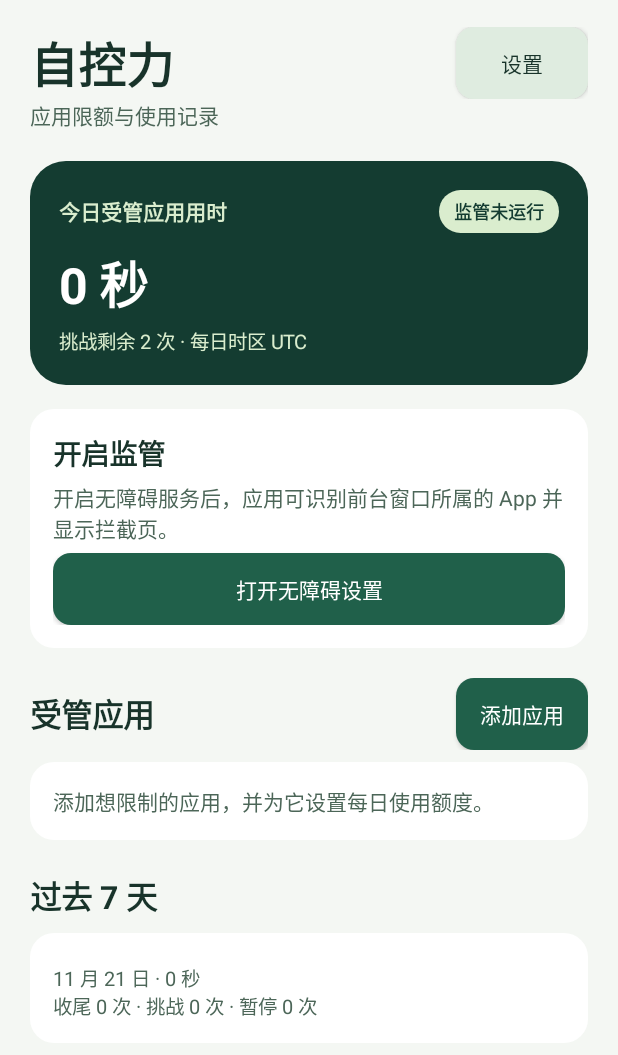
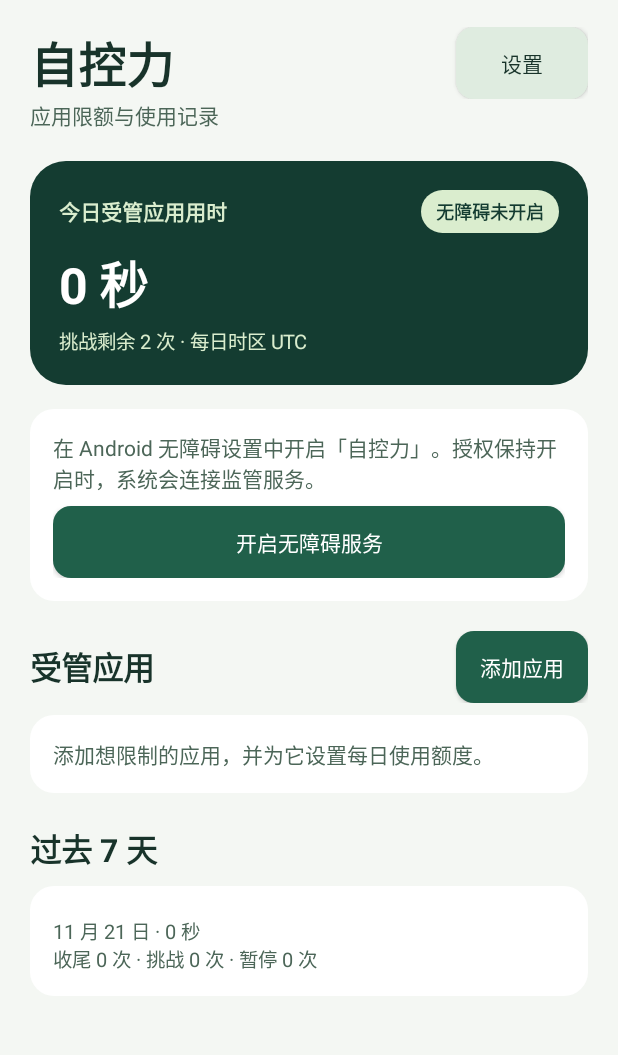
Before and after one commit to lanterrrrrr/self-control-android, an Android app: the screen it shows after launch (MainActivity), on a phone screen of 412 x 824 dp. Shown: the top 1055 px of the screen. Run offline under Robolectric (Android 15) with nearby library versions, the phone set to English and light mode, and no system bars.

Commit message:
Improve supervision recovery and status in 0.1.3

```diff
--- a/android/app/src/main/AndroidManifest.xml
+++ b/android/app/src/main/AndroidManifest.xml
@@ -1,7 +1,7 @@
 <?xml version="1.0" encoding="utf-8"?>
 <manifest xmlns:android="http://schemas.android.com/apk/res/android"
     package="com.focusguard.selfcontrol"
-    android:versionCode="3" android:versionName="0.1.2">
+    android:versionCode="4" android:versionName="0.1.3">
 
     <uses-sdk android:minSdkVersion="31" android:targetSdkVersion="34" />
     <uses-permission android:name="android.permission.PACKAGE_USAGE_STATS" />
--- a/android/app/src/main/java/com/focusguard/selfcontrol/AppStore.java
+++ b/android/app/src/main/java/com/focusguard/selfcontrol/AppStore.java
@@ -152,7 +152,7 @@ final class AppStore extends SQLiteOpenHelper {
     }
 
     synchronized int remainingChallenges() {
-        if (!clockValid() || engine.paused()) return 0;
+        if (!clockValid()) return 0;
         return engine.inspect(context.getPackageName(), SystemClock.elapsedRealtime(), boot).challengesLeft();
     }
 
--- a/android/app/src/main/java/com/focusguard/selfcontrol/MainActivity.java
+++ b/android/app/src/main/java/com/focusguard/selfcontrol/MainActivity.java
@@ -9,6 +9,8 @@ import android.graphics.Color;
 import android.graphics.Typeface;
 import android.graphics.drawable.GradientDrawable;
 import android.os.Bundle;
+import android.os.Handler;
+import android.os.Looper;
 import android.provider.Settings;
 import android.text.Editable;
 import android.text.InputType;
@@ -47,6 +49,16 @@ public final class MainActivity extends Activity {
 
     private AppStore store;
     private Page currentPage = Page.HOME;
+    private final Handler uiHandler = new Handler(Looper.getMainLooper());
+    private TextView supervisionBadge;
+    private LinearLayout supervisionPanel;
+    private SupervisionStatus displayedStatus;
+    private final Runnable refreshWhileVisible = new Runnable() {
+        @Override public void run() {
+            if (currentPage == Page.HOME) updateSupervision(supervisionStatus());
+            uiHandler.postDelayed(this, 1_500);
+        }
+    };
 
     @Override protected void onCreate(Bundle state) {
         super.onCreate(state);
@@ -57,6 +69,12 @@ public final class MainActivity extends Activity {
     @Override protected void onResume() {
         super.onResume();
         render();
+        uiHandler.postDelayed(refreshWhileVisible, 1_500);
+    }
+
+    @Override protected void onPause() {
+        uiHandler.removeCallbacks(refreshWhileVisible);
+        super.onPause();
     }
 
     private void render() {
@@ -64,15 +82,8 @@ public final class MainActivity extends Activity {
             renderSettings();
             return;
         }
-        boolean monitoring = store.monitorEnabled();
-        boolean connected = store.monitorConnected();
-        boolean usage = AppStore.usageAllowed(this);
-        boolean valid = store.clockValid();
-        boolean canMonitor = monitoring && usage && valid && !store.paused();
-        String monitorStatus = store.paused() ? "监管已暂停" : "监管未运行";
-        if (canMonitor) {
-            monitorStatus = connected ? "监管运行中" : "等待服务连接";
-        }
+        SupervisionStatus supervision = supervisionStatus();
+        boolean valid = supervision.clockValid();
         List<RuleEngine.DaySummary> history = store.history();
         List<RuleEngine.Rule> rules = store.rules();
 
@@ -94,10 +105,10 @@ public final class MainActivity extends Activity {
         top.setGravity(Gravity.CENTER_VERTICAL);
         TextView overview = text("今日受管应用用时", 14, PALE, true);
         top.addView(overview, new LinearLayout.LayoutParams(0, -2, 1));
-        TextView status = text(monitorStatus, 12, DEEP, true);
-        status.setBackground(background(PALE, 30));
-        status.setPadding(dp(10), dp(5), dp(10), dp(5));
-        top.addView(status);
+        supervisionBadge = text("", 12, DEEP, true);
+        supervisionBadge.setBackground(background(PALE, 30));
+        supervisionBadge.setPadding(dp(10), dp(5), dp(10), dp(5));
+        top.addView(supervisionBadge);
         hero.addView(top);
         long today = store.day();
         long used = 0;
@@ -107,24 +118,10 @@ public final class MainActivity extends Activity {
         append(hero, text(duration(used), 33, WHITE, true), 9);
         append(hero, text("挑战剩余 " + store.remainingChallenges() + " 次 · 每日时区 " + store.timeZone(), 13, PALE, false), 4);
 
-        if (!monitoring || !usage || !valid) {
-            LinearLayout permissions = card();
-            append(page, permissions, 16);
-            permissions.addView(text(valid ? "开启监管" : "监管暂停", 19, INK, true));
-            if (!monitoring) {
-                append(permissions, text("开启无障碍服务后，应用可识别前台窗口所属的 App 并显示拦截页。", 14, MUTED, false), 5);
-                append(permissions, button("打开无障碍设置", GREEN, WHITE, view -> openSettings(Settings.ACTION_ACCESSIBILITY_SETTINGS)), 6);
-            }
-            if (!usage) {
-                append(permissions, text("授予使用情况访问，用于核对前台使用记录。", 14, MUTED, false), 8);
-                append(permissions, button("打开使用情况访问", SOFT, INK, view -> openSettings(Settings.ACTION_USAGE_ACCESS_SETTINGS)), 6);
-            }
-            if (!valid) {
-                append(permissions, text(store.ready() ? "请核对系统日期和时间后重试。" : "本地监管记录暂时无法读取。", 14, ALERT, false), 6);
-                if (store.ready()) append(permissions, button("打开日期和时间设置", SOFT, INK,
-                        view -> openSettings(Settings.ACTION_DATE_SETTINGS)), 6);
-            }
-        }
+        supervisionPanel = card();
+        append(page, supervisionPanel, 16);
+        displayedStatus = null;
+        updateSupervision(supervision);
 
         LinearLayout header = new LinearLayout(this);
         header.setGravity(Gravity.CENTER_VERTICAL);
@@ -157,6 +154,57 @@ public final class MainActivity extends Activity {
                     13, MUTED, false), 5);
         }
 
+    }
+
+    private SupervisionStatus supervisionStatus() {
+        boolean validTime = store.clockValid();
+        return new SupervisionStatus(store.paused(), store.monitorEnabled(), store.monitorConnected(),
+                AppStore.usageAllowed(this), store.ready(), validTime);
+    }
+
+    private void updateSupervision(SupervisionStatus status) {
+        if (status.equals(displayedStatus)) return;
+        displayedStatus = status;
+        supervisionPanel.removeAllViews();
+        supervisionPanel.setVisibility(status.state() == SupervisionStatus.State.ACTIVE ? View.GONE : View.VISIBLE);
+        switch (status.state()) {
+            case ACTIVE -> supervisionBadge.setText("监管运行中");
+            case PAUSED -> {
+                supervisionBadge.setText("监管已暂停");
+                String message = "恢复后继续使用当天的记录和额度。";
+                if (!status.accessibilityEnabled()) message += " 系统无障碍开关也处于关闭，恢复后需开启。";
+                else if (!status.usageAllowed()) message += " 恢复后需允许使用情况访问。";
+                supervisionAction(message, "恢复监管", () -> changePause(true));
+            }
+            case ACCESSIBILITY_DISABLED -> {
+                supervisionBadge.setText("无障碍未开启");
+                supervisionAction("在 Android 无障碍设置中开启「自控力」。授权保持开启时，系统会连接监管服务。",
+                        "开启无障碍服务", () -> openSettings(Settings.ACTION_ACCESSIBILITY_SETTINGS));
+            }
+            case USAGE_PERMISSION_REQUIRED -> {
+                supervisionBadge.setText("缺少使用情况访问");
+                supervisionAction("开启使用情况访问后，应用可以核对前台使用记录。",
+                        "打开使用情况访问", () -> openSettings(Settings.ACTION_USAGE_ACCESS_SETTINGS));
+            }
+            case CONNECTING -> {
+                supervisionBadge.setText("等待服务连接");
+                supervisionAction("无障碍已开启，正在等待 Android 连接服务。", null, null);
+            }
+            case CLOCK_ERROR -> {
+                supervisionBadge.setText("请核对系统时间");
+                supervisionAction("请核对系统日期和时间。",
+                        "打开日期和时间设置", () -> openSettings(Settings.ACTION_DATE_SETTINGS));
+            }
+            case STORAGE_ERROR -> {
+                supervisionBadge.setText("监管暂不可用");
+                supervisionAction("本地监管记录暂时无法读取。", null, null);
+            }
+        }
+    }
+
+    private void supervisionAction(String message, String label, Runnable action) {
+        supervisionPanel.addView(text(message, 14, MUTED, false));
+        if (label != null) append(supervisionPanel, button(label, GREEN, WHITE, view -> action.run()), 8);
     }
 
     private LinearLayout setupPage() {
--- a/android/app/src/main/java/com/focusguard/selfcontrol/MonitorService.java
+++ b/android/app/src/main/java/com/focusguard/selfcontrol/MonitorService.java
@@ -451,6 +451,8 @@ public final class MonitorService extends AccessibilityService {
             try {
                 windows.removeViewImmediate(layout);
             } catch (RuntimeException exception) {
+                // The system can detach an overlay during the same transition that ends observation.
+                if (!layout.isAttachedToWindow()) return;
                 connected = false;
                 if (store != null) store.setMonitorConnected(false);
                 disableSelf();
--- /dev/null
+++ b/android/app/src/main/java/com/focusguard/selfcontrol/SupervisionStatus.java
@@ -0,0 +1,23 @@
+package com.focusguard.selfcontrol;
+
+record SupervisionStatus(boolean paused, boolean accessibilityEnabled, boolean connected,
+                         boolean usageAllowed, boolean storageReady, boolean clockValid) {
+    enum State {
+        STORAGE_ERROR,
+        PAUSED,
+        CLOCK_ERROR,
+        ACCESSIBILITY_DISABLED,
+        USAGE_PERMISSION_REQUIRED,
+        CONNECTING,
+        ACTIVE
+    }
+
+    State state() {
+        if (!storageReady) return State.STORAGE_ERROR;
+        if (paused) return State.PAUSED;
+        if (!clockValid) return State.CLOCK_ERROR;
+        if (!accessibilityEnabled) return State.ACCESSIBILITY_DISABLED;
+        if (!usageAllowed) return State.USAGE_PERMISSION_REQUIRED;
+        return connected ? State.ACTIVE : State.CONNECTING;
+    }
+}
```
Also changed, not shown: 3 other files.
